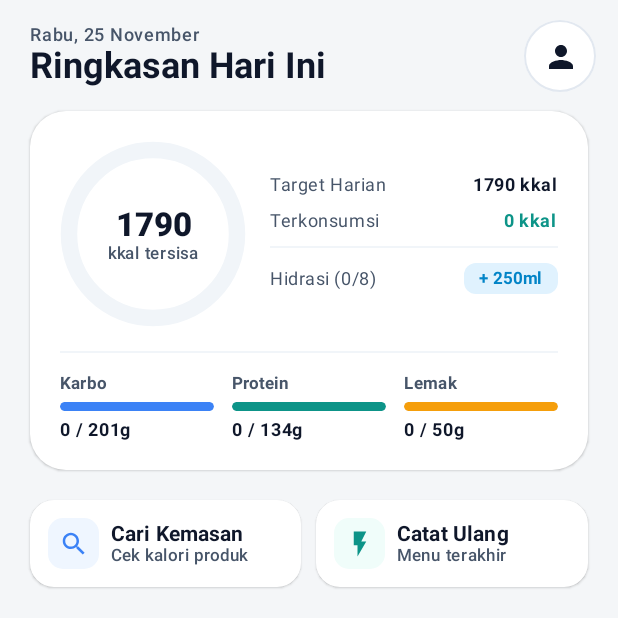
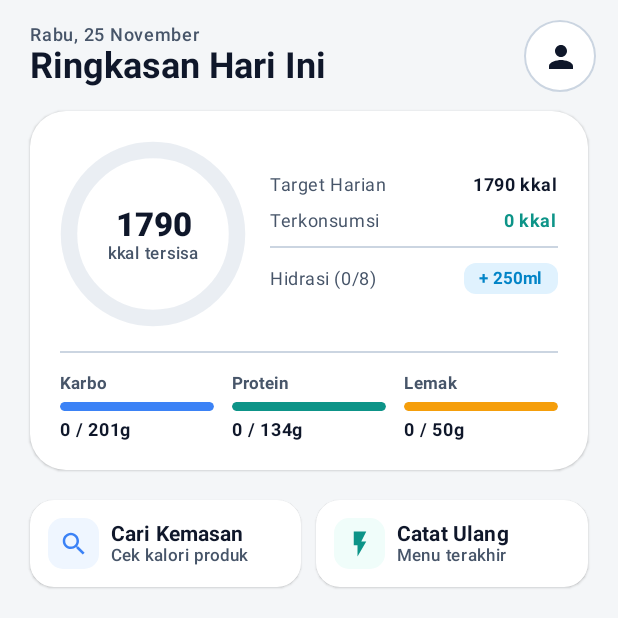
Before and after one commit to Bahauddinnafis/calories_app, an Android app built with Jetpack Compose: the composable HomeScreen shown on its own in the app's theme, on a phone screen of 412 x 824 dp, the top half of it. Run offline under Robolectric (Android 15) with nearby library versions, the phone set to English and light mode, and no system bars; network calls fail; 6 statements that could not run were skipped.

Commit message:
fix handle different theme

```diff
--- a/app/src/main/java/com/nafis/calories/ui/profile/TargetScreen.kt
+++ b/app/src/main/java/com/nafis/calories/ui/profile/TargetScreen.kt
@@ -279,7 +279,7 @@ fun TargetScreen(
                     )
                 }
 
-                Box(modifier = Modifier.fillMaxWidth().height(1.dp).background(Color(0xFFF1F5F9)))
+                Box(modifier = Modifier.fillMaxWidth().height(1.dp).background(MaterialTheme.colorScheme.outlineVariant))
 
                 Row(
                     modifier = Modifier.fillMaxWidth(),
@@ -298,7 +298,7 @@ fun TargetScreen(
                     )
                 }
 
-                Box(modifier = Modifier.fillMaxWidth().height(1.dp).background(Color(0xFFF1F5F9)))
+                Box(modifier = Modifier.fillMaxWidth().height(1.dp).background(MaterialTheme.colorScheme.outlineVariant))
 
                 Row(
                     modifier = Modifier.fillMaxWidth(),
--- a/app/src/main/java/com/nafis/calories/ui/scan/HomeScreen.kt
+++ b/app/src/main/java/com/nafis/calories/ui/scan/HomeScreen.kt
@@ -93,10 +93,14 @@ import com.nafis.calories.data.repository.PackagedProductRepository
 import com.nafis.calories.data.repository.UserProfileRepository
 import com.nafis.calories.data.repository.WaterTrackerRepository
 import com.nafis.calories.ui.history.HistoryViewModel
+import com.nafis.calories.ui.theme.CarbBgColor
 import com.nafis.calories.ui.theme.CarbColor
 import com.nafis.calories.ui.theme.FatColor
 import com.nafis.calories.ui.theme.Primary
+import com.nafis.calories.ui.theme.ProteinBgColor
 import com.nafis.calories.ui.theme.ProteinColor
+import com.nafis.calories.ui.theme.WaterBgColor
+import com.nafis.calories.ui.theme.WaterColor
 import com.nafis.calories.ui.theme.Spacing
 import com.nafis.calories.utils.DailyTotals
 import com.nafis.calories.utils.formatKcalInt
@@ -270,7 +274,7 @@ fun HomeScreen(
                 modifier = Modifier
                     .size(38.dp)
                     .background(MaterialTheme.colorScheme.surface, CircleShape)
-                    .border(1.dp, Color(0xFFE2E8F0), CircleShape)
+                    .border(1.dp, MaterialTheme.colorScheme.outlineVariant, CircleShape)
             ) {
                 Icon(
                     imageVector = Icons.Default.Person,
@@ -300,9 +304,10 @@ fun HomeScreen(
                         contentAlignment = Alignment.Center
                     ) {
                         val progressFraction = (consumedKcal.toFloat() / targetKcal.coerceAtLeast(1)).coerceIn(0f, 1f)
+                        val trackColor = MaterialTheme.colorScheme.outlineVariant.copy(alpha = 0.4f)
                         Canvas(modifier = Modifier.fillMaxSize()) {
                             drawCircle(
-                                color = Color(0xFFF1F5F9),
+                                color = trackColor,
                                 radius = size.minDimension / 2 - 6.dp.toPx(),
                                 style = Stroke(width = 11.dp.toPx())
                             )
@@ -352,7 +357,7 @@ fun HomeScreen(
                             Text("$consumedKcal kkal", style = MaterialTheme.typography.bodySmall, fontWeight = FontWeight.Bold, color = Primary)
                         }
 
-                        Box(modifier = Modifier.fillMaxWidth().height(1.dp).background(Color(0xFFF1F5F9)))
+                        Box(modifier = Modifier.fillMaxWidth().height(1.dp).background(MaterialTheme.colorScheme.outlineVariant))
 
                         Row(
                             modifier = Modifier.fillMaxWidth(),
@@ -363,13 +368,13 @@ fun HomeScreen(
                             Surface(
                                 modifier = Modifier.clickable { waterRepo.incrementWater(1) },
                                 shape = RoundedCornerShape(8.dp),
-                                color = Color(0xFFE0F2FE)
+                                color = WaterBgColor
                             ) {
                                 Text(
                                     text = "+ 250ml",
                                     style = MaterialTheme.typography.labelSmall,
                                     fontWeight = FontWeight.Bold,
-                                    color = Color(0xFF0284C7),
+                                    color = WaterColor,
                                     modifier = Modifier.padding(horizontal = 10.dp, vertical = 4.dp)
                                 )
                             }
@@ -378,7 +383,7 @@ fun HomeScreen(
                 }
 
                 Spacer(modifier = Modifier.height(16.dp))
-                Box(modifier = Modifier.fillMaxWidth().height(1.dp).background(Color(0xFFF1F5F9)))
+                Box(modifier = Modifier.fillMaxWidth().height(1.dp).background(MaterialTheme.colorScheme.outlineVariant))
                 Spacer(modifier = Modifier.height(14.dp))
 
                 Row(
@@ -844,8 +849,8 @@ fun DailyInsightCard(insight: DailyInsightResponseDto) {
     Card(
         modifier = Modifier.fillMaxWidth(),
         shape = RoundedCornerShape(20.dp),
-        colors = CardDefaults.cardColors(containerColor = Color(0xFFF0FDFA)),
-        border = androidx.compose.foundation.BorderStroke(1.dp, Color(0xFFCCFBF1)),
+        colors = CardDefaults.cardColors(containerColor = ProteinBgColor),
+        border = androidx.compose.foundation.BorderStroke(1.dp, Primary.copy(alpha = 0.3f)),
         elevation = CardDefaults.cardElevation(defaultElevation = 0.dp)
     ) {
         Column(
@@ -888,7 +893,7 @@ fun DailyInsightCard(insight: DailyInsightResponseDto) {
                     text = insight.headline?.trim()?.takeIf { it.isNotEmpty() } ?: "Insight Harian",
                     style = MaterialTheme.typography.titleSmall,
                     fontWeight = FontWeight.Bold,
-                    color = Color(0xFF115E59),
+                    color = MaterialTheme.colorScheme.onSurface,
                     modifier = Modifier.weight(1f)
                 )
             }
@@ -899,7 +904,7 @@ fun DailyInsightCard(insight: DailyInsightResponseDto) {
                     Text(
                         text = message,
                         style = MaterialTheme.typography.bodyMedium,
-                        color = Color(0xFF134E4A),
+                        color = MaterialTheme.colorScheme.onSurfaceVariant,
                         lineHeight = 20.sp
                     )
                 }
@@ -907,13 +912,13 @@ fun DailyInsightCard(insight: DailyInsightResponseDto) {
             if (!insight.hydrationNudge.isNullOrBlank()) {
                 Surface(
                     shape = RoundedCornerShape(10.dp),
-                    color = Color(0xFFCCFBF1)
+                    color = Primary.copy(alpha = 0.15f)
                 ) {
                     Text(
                         text = "💧 ${insight.hydrationNudge}",
                         style = MaterialTheme.typography.labelSmall,
                         fontWeight = FontWeight.Medium,
-                        color = Color(0xFF0F766E),
+                        color = MaterialTheme.colorScheme.primary,
                         modifier = Modifier.padding(horizontal = 10.dp, vertical = 6.dp)
                     )
                 }
@@ -947,13 +952,13 @@ fun QuickActionBar(
                 Surface(
                     modifier = Modifier.size(34.dp),
                     shape = RoundedCornerShape(10.dp),
-                    color = Color(0xFFEFF6FF)
+                    color = CarbBgColor
                 ) {
                     Box(contentAlignment = Alignment.Center) {
                         Icon(
                             imageVector = Icons.Default.Search,
                             contentDescription = null,
-                            tint = Color(0xFF3B82F6),
+                            tint = CarbColor,
                             modifier = Modifier.size(20.dp)
                         )
                     }
@@ -994,7 +999,7 @@ fun QuickActionBar(
                 Surface(
                     modifier = Modifier.size(34.dp),
                     shape = RoundedCornerShape(10.dp),
-                    color = Color(0xFFF0FDFA)
+                    color = ProteinBgColor
                 ) {
                     Box(contentAlignment = Alignment.Center) {
                         Icon(
@@ -1058,7 +1063,7 @@ private fun MacroBarItem(
                 .fillMaxWidth()
                 .height(6.dp)
                 .clip(CircleShape)
-                .background(Color(0xFFF1F5F9))
+                .background(MaterialTheme.colorScheme.outlineVariant.copy(alpha = 0.3f))
         ) {
             Box(
                 modifier = Modifier
@@ -1146,7 +1151,7 @@ private fun MealRecommendationTile(
             Surface(
                 modifier = Modifier.size(42.dp),
                 shape = RoundedCornerShape(12.dp),
-                color = Color(0xFFF0FDFA)
+                color = ProteinBgColor
             ) {
                 Box(contentAlignment = Alignment.Center) {
                     Icon(
--- a/app/src/main/java/com/nafis/calories/ui/theme/Color.kt
+++ b/app/src/main/java/com/nafis/calories/ui/theme/Color.kt
@@ -1,5 +1,7 @@
 package com.nafis.calories.ui.theme
 
+import androidx.compose.foundation.isSystemInDarkTheme
+import androidx.compose.runtime.Composable
 import androidx.compose.ui.graphics.Color
 
 // Brand Primary Palette (Refined Health Teal-Emerald)
@@ -23,18 +25,22 @@ val DarkSurfaceVariant = Color(0xFF1E293B)
 val DarkTextPrimary = Color(0xFFF8FAFC)
 val DarkTextSecondary = Color(0xFF94A3B8)
 
-// Macro Semantic Colors (Prototype v3)
-val CarbColor = Color(0xFF3B82F6)        // Blue
-val CarbBgColor = Color(0xFFEFF6FF)
-val ProteinColor = Color(0xFF0D9488)     // Deep Teal
-val ProteinBgColor = Color(0xFFF0FDFA)
-val FatColor = Color(0xFFF59E0B)         // Amber
-val FatBgColor = Color(0xFFFFFBEB)
+// Macro Semantic Colors (Theme-Adaptive)
+val CarbColor = Color(0xFF3B82F6)
+val CarbBgColor: Color @Composable get() = if (isSystemInDarkTheme()) Color(0xFF1E293B) else Color(0xFFEFF6FF)
+
+val ProteinColor = Color(0xFF0D9488)
+val ProteinBgColor: Color @Composable get() = if (isSystemInDarkTheme()) Color(0xFF112A27) else Color(0xFFF0FDFA)
+
+val FatColor = Color(0xFFF59E0B)
+val FatBgColor: Color @Composable get() = if (isSystemInDarkTheme()) Color(0xFF2A2315) else Color(0xFFFFFBEB)
 
 // Status & Special Semantic Colors
-val WaterColor = Color(0xFF0284C7)       // Sky Blue
-val WaterBgColor = Color(0xFFE0F2FE)
-val DangerColor = Color(0xFFE11D48)      // Rose Red
-val DangerBgColor = Color(0xFFFFF1F2)
+val WaterColor = Color(0xFF0284C7)
+val WaterBgColor: Color @Composable get() = if (isSystemInDarkTheme()) Color(0xFF0C2A3A) else Color(0xFFE0F2FE)
+
+val DangerColor = Color(0xFFE11D48)
+val DangerBgColor: Color @Composable get() = if (isSystemInDarkTheme()) Color(0xFF32141A) else Color(0xFFFFF1F2)
+
 val CalorieHighlight = Color(0xFF10B981)
 val PrimaryDark = Color(0xFF5EEAD4)
```
Also changed, not shown: app/src/main/java/com/nafis/calories/ui/onboarding/OnboardingScreen.kt (+14 -14 lines), app/src/main/java/com/nafis/calories/ui/profile/ProfileScreen.kt (+5 -5 lines), app/src/main/java/com/nafis/calories/ui/scan/CorrectionScreen.kt (+10 -8 lines), app/src/main/java/com/nafis/calories/ui/scan/MultiModeScannerScreen.kt (+8 -7 lines), app/src/main/java/com/nafis/calories/ui/scan/ResultScreen.kt (+11 -11 lines).
